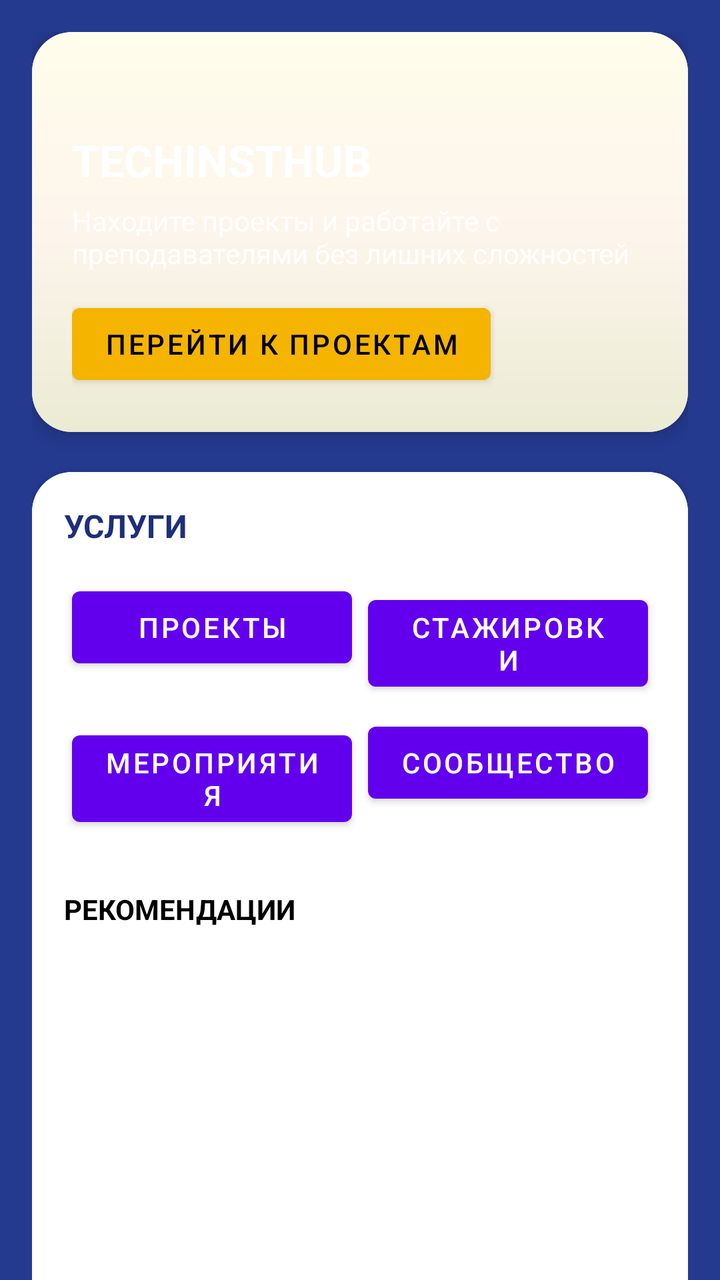
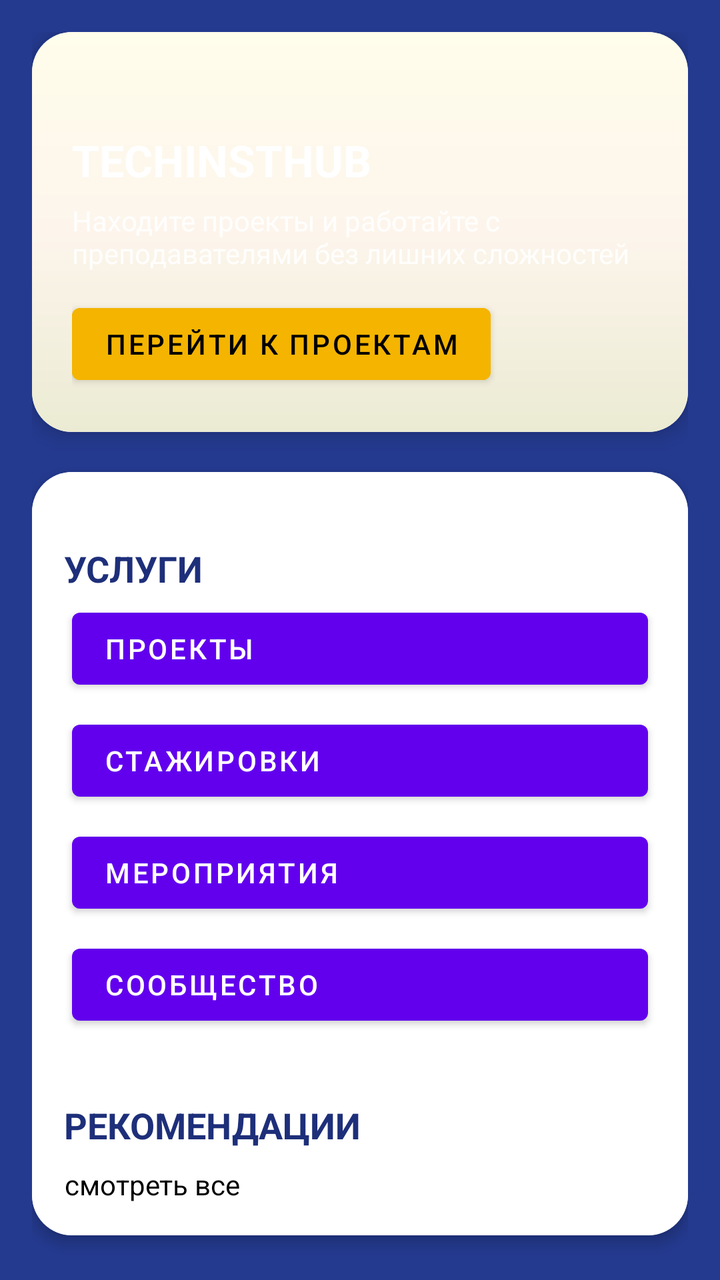

Screens rendered from an Android XML layout before and after an edit, with the pre-edit source and the edit as a unified diff.
<!-- AndroidManifest.xml: application theme Theme.MyApplication -->
<!-- res/layout/fragment_home.xml -->
<?xml version="1.0" encoding="utf-8"?>
<androidx.core.widget.NestedScrollView
    xmlns:android="http://schemas.android.com/apk/res/android"
    xmlns:app="http://schemas.android.com/apk/res-auto"
    android:layout_width="match_parent"
    android:layout_height="match_parent"
    android:background="#243A8F">

    <LinearLayout
        android:layout_width="match_parent"
        android:layout_height="wrap_content"
        android:orientation="vertical"
        android:padding="16dp">

        <androidx.cardview.widget.CardView
            android:layout_width="match_parent"
            android:layout_height="200dp"
            app:cardCornerRadius="20dp"
            app:cardElevation="6dp">

            <LinearLayout
                android:layout_width="match_parent"
                android:layout_height="match_parent"
                android:orientation="vertical"
                android:gravity="bottom"
                android:background="@drawable/header_background"
                android:padding="20dp">

                <TextView
                    android:text="TECHINSTHUB"
                    android:textColor="@android:color/white"
                    android:textSize="22sp"
                    android:textStyle="bold"
                    android:layout_height="wrap_content"
                    android:layout_width="wrap_content"/>

                <TextView
                    android:text="Находите проекты и работайте с преподавателями без лишних сложностей"
                    android:textColor="#DDFFFFFF"
                    android:textSize="14sp"
                    android:layout_marginTop="6dp"
                    android:layout_height="wrap_content"
                    android:layout_width="wrap_content"/>

                <Button
                    android:text="Перейти к проектам"
                    android:layout_marginTop="12dp"
                    android:backgroundTint="#F4B400"
                    android:textColor="@android:color/black"
                    android:layout_height="wrap_content"
                    android:layout_width="wrap_content"/>
            </LinearLayout>
        </androidx.cardview.widget.CardView>

        <androidx.cardview.widget.CardView
            android:layout_width="match_parent"
            android:layout_height="wrap_content"
            android:layout_marginTop="20dp"
            app:cardCornerRadius="20dp"
            app:cardElevation="4dp">

            <LinearLayout
                android:layout_width="match_parent"
                android:layout_height="wrap_content"
                android:orientation="vertical"
                android:padding="16dp"
                android:background="@android:color/white">

                <TextView
                    android:text="УСЛУГИ"
                    android:textStyle="bold"
                    android:textSize="16sp"
                    android:textColor="#1E2F7A"
                    android:layout_height="wrap_content"
                    android:layout_width="wrap_content"/>

                <GridLayout
                    android:layout_width="match_parent"
                    android:layout_height="wrap_content"
                    android:columnCount="2"
                    android:layout_marginTop="12dp">

                    <Button
                        android:id="@+id/btnProjects"
                        android:text="Проекты"
                        android:layout_width="0dp"
                        android:layout_height="wrap_content"
                        android:layout_columnWeight="1"
                        android:layout_margin="4dp"/>

                    <Button
                        android:text="Стажировки"
                        android:layout_width="0dp"
                        android:layout_height="wrap_content"
                        android:layout_columnWeight="1"
                        android:layout_margin="4dp"/>

                    <Button
                        android:text="Мероприятия"
                        android:layout_width="0dp"
                        android:layout_height="wrap_content"
                        android:layout_columnWeight="1"
                        android:layout_margin="4dp"/>

                    <Button
                        android:text="Сообщество"
                        android:layout_width="0dp"
                        android:layout_height="wrap_content"
                        android:layout_columnWeight="1"
                        android:layout_margin="4dp"/>
                </GridLayout>
                <TextView
                    android:text="РЕКОМЕНДАЦИИ"
                    android:textStyle="bold"
                    android:textColor="@color/black"
                    android:layout_marginTop="24dp"
                    android:layout_height="wrap_content"
                    android:layout_width="wrap_content"/>

                <androidx.recyclerview.widget.RecyclerView
                    android:id="@+id/recyclerRecommendationProjects"
                    android:layout_width="match_parent"
                    android:layout_height="180dp"
                    android:layout_marginTop="8dp"
                    android:overScrollMode="never"/>

                <TextView
                    android:layout_width="wrap_content"
                    android:layout_height="wrap_content"
                    android:text="смотреть все"
                    android:textColor="@color/black"
                    android:gravity="end"/>
            </LinearLayout>

        </androidx.cardview.widget.CardView>

        <TextView
            android:text="НАШИ НОВОСТИ"
            android:textStyle="bold"
            android:textColor="#FFFFFF"
            android:layout_marginTop="24dp"
            android:layout_height="wrap_content"
            android:layout_width="wrap_content"/>

        <androidx.recyclerview.widget.RecyclerView
            android:id="@+id/recyclerRecommendationNews"
            android:layout_width="match_parent"
            android:layout_height="wrap_content"
            android:layout_marginTop="8dp"
            android:overScrollMode="never"/>

        <TextView
            android:layout_width="wrap_content"
            android:layout_height="wrap_content"
            android:text="смотреть все"
            android:textColor="@color/black"
            android:gravity="end"/>

    </LinearLayout>
</androidx.core.widget.NestedScrollView>
<!-- resources referenced by this layout -->
<resources>
  <color name="black">#FF000000</color>
  <!-- drawable header_background (drawable) -->
  <shape xmlns:android="http://schemas.android.com/apk/res/android">
      <corners android:radius="0dp"/>
  
      <gradient
          android:angle="270"
          android:endColor="#FFEBEBD3"
          android:centerColor="#FFFDF5EC"
          android:startColor="#FFFFFDEB" />
  </shape>
  <style name="Theme.MyApplication" parent="Theme.MaterialComponents.DayNight.DarkActionBar">
          
          <item name="colorPrimary">@color/purple_500</item>
          <item name="colorPrimaryVariant">@color/purple_700</item>
          <item name="colorOnPrimary">@color/white</item>
          
          <item name="colorSecondary">@color/teal_200</item>
          <item name="colorSecondaryVariant">@color/teal_700</item>
          <item name="colorOnSecondary">@color/black</item>
          
          <item name="android:statusBarColor">?attr/colorPrimaryVariant</item>
          
      </style>
  <color name="purple_500">#FF6200EE</color>
  <color name="purple_700">#FF3700B3</color>
  <color name="white">#FFFFFFFF</color>
  <color name="teal_200">#FF03DAC5</color>
  <color name="teal_700">#FF018786</color>
</resources>

<!-- the commit's change to res/layout/fragment_home.xml (unified diff, before → after) -->
@@ -69,16 +69,16 @@
                 <TextView
                     android:text="УСЛУГИ"
                     android:textStyle="bold"
-                    android:textSize="16sp"
+                    android:textSize="18sp"
                     android:textColor="#1E2F7A"
                     android:layout_height="wrap_content"
-                    android:layout_width="wrap_content"/>
+                    android:layout_width="wrap_content"
+                    android:layout_marginTop="20dp"/>
 
                 <GridLayout
                     android:layout_width="match_parent"
                     android:layout_height="wrap_content"
-                    android:columnCount="2"
-                    android:layout_marginTop="12dp">
+                    android:columnCount="1">
 
                     <Button
                         android:id="@+id/btnProjects"
@@ -86,41 +86,48 @@
                         android:layout_width="0dp"
                         android:layout_height="wrap_content"
                         android:layout_columnWeight="1"
-                        android:layout_margin="4dp"/>
+                        android:layout_margin="4dp"
+                        android:textAlignment="textStart"/>
 
                     <Button
                         android:text="Стажировки"
                         android:layout_width="0dp"
                         android:layout_height="wrap_content"
                         android:layout_columnWeight="1"
-                        android:layout_margin="4dp"/>
+                        android:layout_margin="4dp"
+                        android:textAlignment="textStart"/>
 
                     <Button
                         android:text="Мероприятия"
                         android:layout_width="0dp"
                         android:layout_height="wrap_content"
                         android:layout_columnWeight="1"
-                        android:layout_margin="4dp"/>
+                        android:layout_margin="4dp"
+                        android:textAlignment="textStart"/>
 
                     <Button
                         android:text="Сообщество"
                         android:layout_width="0dp"
                         android:layout_height="wrap_content"
                         android:layout_columnWeight="1"
-                        android:layout_margin="4dp"/>
+                        android:layout_margin="4dp"
+                        android:textAlignment="textStart"/>
                 </GridLayout>
+
                 <TextView
                     android:text="РЕКОМЕНДАЦИИ"
                     android:textStyle="bold"
-                    android:textColor="@color/black"
-                    android:layout_marginTop="24dp"
+                    android:textSize="18sp"
+                    android:textColor="#1E2F7A"
+                    android:layout_marginTop="30dp"
                     android:layout_height="wrap_content"
                     android:layout_width="wrap_content"/>
 
                 <androidx.recyclerview.widget.RecyclerView
                     android:id="@+id/recyclerRecommendationProjects"
                     android:layout_width="match_parent"
-                    android:layout_height="180dp"
+                    android:layout_height="wrap_content"
+                    android:nestedScrollingEnabled="false"
                     android:layout_marginTop="8dp"
                     android:overScrollMode="never"/>
 
@@ -138,9 +145,11 @@
             android:text="НАШИ НОВОСТИ"
             android:textStyle="bold"
             android:textColor="#FFFFFF"
-            android:layout_marginTop="24dp"
+            android:textSize="18sp"
+            android:paddingLeft="8dp"
+            android:layout_marginTop="50dp"
             android:layout_height="wrap_content"
-            android:layout_width="wrap_content"/>
+            android:layout_width="wrap_content" />
 
         <androidx.recyclerview.widget.RecyclerView
             android:id="@+id/recyclerRecommendationNews"
